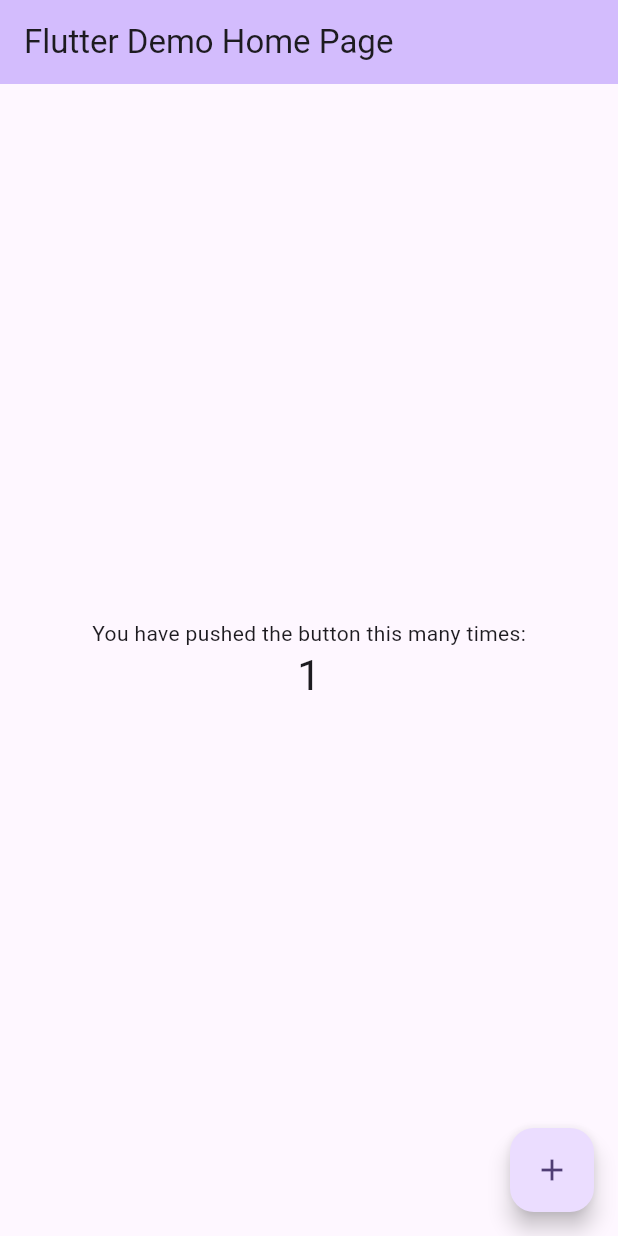
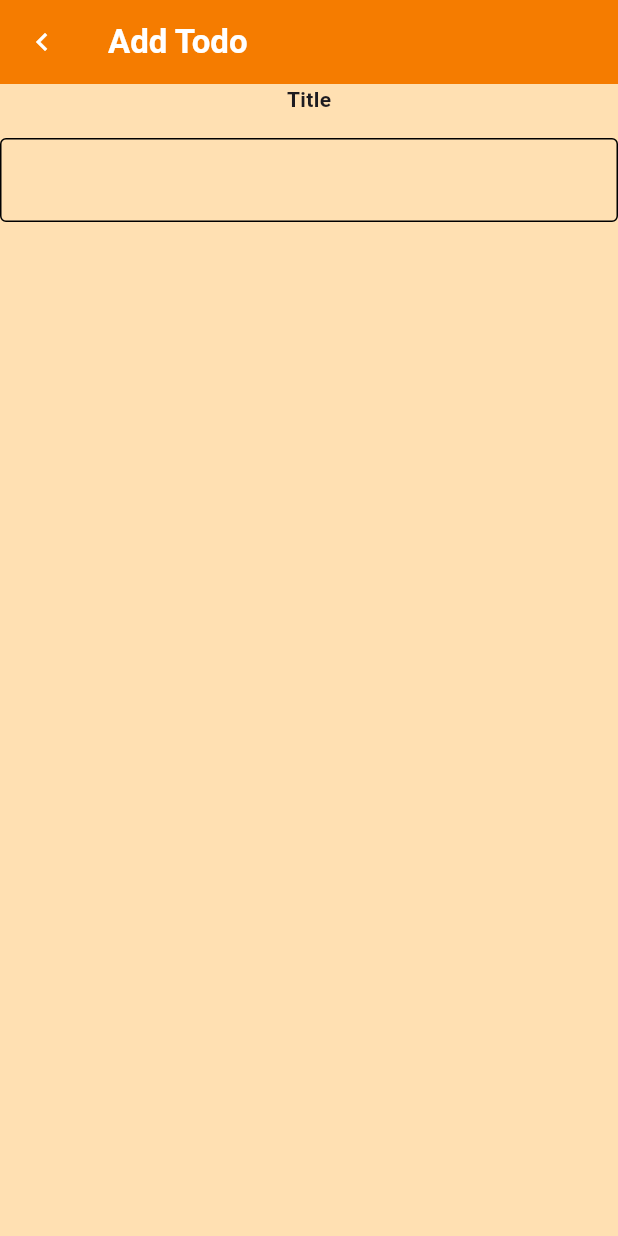
Before and after one commit to ajayrana78767/Todo-Application, a Flutter app: the screen it shows after launch, after a tap on the "add" icon, on a phone screen of 412 x 824 dp. Run offline on Flutter 3.47's test engine with Material 3 defaults, Android fonts, the phone set to English and light mode, and no system bars.

Commit message:
feat(todo): Add basic UI for add-todo and list screen
- Created initial UI for add-todo and todo list screens
- Added MyAppTextField widget as a reusable component
- Defined Todo model
- Set up theme in core/theme.dart
- Organized screens and widgets into respective folders

Note: Further UI improvements and refinements are needed.

```diff
--- /dev/null
+++ b/lib/core/theme.dart
@@ -0,0 +1,15 @@
+import 'package:flutter/material.dart';
+
+ThemeData appTheme = ThemeData(
+  scaffoldBackgroundColor: Colors.orange[100],
+  iconButtonTheme: IconButtonThemeData(
+    style: ButtonStyle(
+      iconColor: WidgetStatePropertyAll(Colors.white),
+      minimumSize: WidgetStatePropertyAll(Size(25, 25)),
+    ),
+  ),
+  floatingActionButtonTheme: FloatingActionButtonThemeData(
+    backgroundColor: Colors.black,
+    foregroundColor: Colors.white,
+  ),
+);
--- a/lib/main.dart
+++ b/lib/main.dart
@@ -1,4 +1,6 @@
 import 'package:flutter/material.dart';
+import 'package:todo_application/core/theme.dart';
+import 'package:todo_application/screens/todo_list_screen.dart';
 
 void main() {
   runApp(const MyApp());
@@ -11,112 +13,8 @@ class MyApp extends StatelessWidget {
   @override
   Widget build(BuildContext context) {
     return MaterialApp(
-      title: 'Flutter Demo',
-      theme: ThemeData(
-        // This is the theme of your application.
-        //
-        // TRY THIS: Try running your application with "flutter run". You'll see
-        // the application has a purple toolbar. Then, without quitting the app,
-        // try changing the seedColor in the colorScheme below to Colors.green
-        // and then invoke "hot reload" (save your changes or press the "hot
-        // reload" button in a Flutter-supported IDE, or press "r" if you used
-        // the command line to start the app).
-        //
-        // Notice that the counter didn't reset back to zero; the application
-        // state is not lost during the reload. To reset the state, use hot
-        // restart instead.
-        //
-        // This works for code too, not just values: Most code changes can be
-        // tested with just a hot reload.
-        colorScheme: ColorScheme.fromSeed(seedColor: Colors.deepPurple),
-      ),
-      home: const MyHomePage(title: 'Flutter Demo Home Page'),
-    );
+      debugShowCheckedModeBanner: false,
+      theme: appTheme,
+      title: 'Flutter Demo', home: TodoListScreen());
   }
 }
-
-class MyHomePage extends StatefulWidget {
-  const MyHomePage({super.key, required this.title});
-
-  // This widget is the home page of your application. It is stateful, meaning
-  // that it has a State object (defined below) that contains fields that affect
-  // how it looks.
-
-  // This class is the configuration for the state. It holds the values (in this
-  // case the title) provided by the parent (in this case the App widget) and
-  // used by the build method of the State. Fields in a Widget subclass are
-  // always marked "final".
-
-  final String title;
-
-  @override
-  State<MyHomePage> createState() => _MyHomePageState();
-}
-
-class _MyHomePageState extends State<MyHomePage> {
-  int _counter = 0;
-
-  void _incrementCounter() {
-    setState(() {
-      // This call to setState tells the Flutter framework that something has
-      // changed in this State, which causes it to rerun the build method below
-      // so that the display can reflect the updated values. If we changed
-      // _counter without calling setState(), then the build method would not be
-      // called again, and so nothing would appear to happen.
-      _counter++;
-    });
-  }
-
-  @override
-  Widget build(BuildContext context) {
-    // This method is rerun every time setState is called, for instance as done
-    // by the _incrementCounter method above.
-    //
-    // The Flutter framework has been optimized to make rerunning build methods
-    // fast, so that you can just rebuild anything that needs updating rather
-    // than having to individually change instances of widgets.
-    return Scaffold(
-      appBar: AppBar(
-        // TRY THIS: Try changing the color here to a specific color (to
-        // Colors.amber, perhaps?) and trigger a hot reload to see the AppBar
-        // change color while the other colors stay the same.
-        backgroundColor: Theme.of(context).colorScheme.inversePrimary,
-        // Here we take the value from the MyHomePage object that was created by
-        // the App.build method, and use it to set our appbar title.
-        title: Text(widget.title),
-      ),
-      body: Center(
-        // Center is a layout widget. It takes a single child and positions it
-        // in the middle of the parent.
-        child: Column(
-          // Column is also a layout widget. It takes a list of children and
-          // arranges them vertically. By default, it sizes itself to fit its
-          // children horizontally, and tries to be as tall as its parent.
-          //
-          // Column has various properties to control how it sizes itself and
-          // how it positions its children. Here we use mainAxisAlignment to
-          // center the children vertically; the main axis here is the vertical
-          // axis because Columns are vertical (the cross axis would be
-          // horizontal).
-          //
-          // TRY THIS: Invoke "debug painting" (choose the "Toggle Debug Paint"
-          // action in the IDE, or press "p" in the console), to see the
-          // wireframe for each widget.
-          mainAxisAlignment: MainAxisAlignment.center,
-          children: <Widget>[
-            const Text('You have pushed the button this many times:'),
-            Text(
-              '$_counter',
-              style: Theme.of(context).textTheme.headlineMedium,
-            ),
-          ],
-        ),
-      ),
-      floatingActionButton: FloatingActionButton(
-        onPressed: _incrementCounter,
-        tooltip: 'Increment',
-        child: const Icon(Icons.add),
-      ), // This trailing comma makes auto-formatting nicer for build methods.
-    );
-  }
-}
--- /dev/null
+++ b/lib/models/todo_model.dart
@@ -0,0 +1,11 @@
+class TodoModel {
+  final int count;
+  final String title;
+  final String description;
+
+  const TodoModel({
+    required this.count,
+    required this.title,
+    required this.description,
+  });
+}
--- /dev/null
+++ b/lib/screens/add_todo_screen.dart
@@ -0,0 +1,35 @@
+import 'package:flutter/material.dart';
+import 'package:todo_application/widgets/my_app_text_field.dart';
+
+class AddTodoScreen extends StatefulWidget {
+  const AddTodoScreen({super.key});
+
+  @override
+  State<AddTodoScreen> createState() => _AddTodoScreenState();
+}
+
+class _AddTodoScreenState extends State<AddTodoScreen> {
+  @override
+  Widget build(BuildContext context) {
+    return Scaffold(
+      appBar: AppBar(
+        backgroundColor: Colors.orange[700],
+        title: Text(
+          'Add Todo',
+          style: TextStyle(color: Colors.white, fontWeight: FontWeight.bold),
+        ),
+        leading: IconButton(
+          onPressed: () {
+            Navigator.pop(context);
+          },
+          icon: Icon(Icons.navigate_before),
+        ),
+      ),
+      body: Column(
+        children: [
+          MyAppTextField(label: 'Title',)
+        ],
+      ),
+    );
+  }
+}
--- /dev/null
+++ b/lib/screens/todo_list_screen.dart
@@ -0,0 +1,59 @@
+import 'package:flutter/material.dart';
+import 'package:todo_application/screens/add_todo_screen.dart';
+
+class TodoListScreen extends StatefulWidget {
+  const TodoListScreen({super.key});
+  @override
+  State<TodoListScreen> createState() => _TodoListScreenState();
+}
+
+class _TodoListScreenState extends State<TodoListScreen> {
+  @override
+  Widget build(BuildContext context) {
+    return Scaffold(
+      appBar: AppBar(
+        backgroundColor: Colors.orange[700],
+        title: Text(
+          'Todo List',
+          style: TextStyle(color: Colors.white, fontWeight: FontWeight.bold),
+        ),
+      ),
+      body: ListView.builder(
+        itemCount: 2,
+        itemBuilder: (context, index) => Container(
+          margin: EdgeInsets.all(16),
+          decoration: BoxDecoration(
+            color: Colors.white,
+            boxShadow: [
+              BoxShadow(
+                color: Colors.black.withOpacity(.25),
+                offset: Offset(0, 4),
+                spreadRadius: 0,
+              ),
+            ],
+          ),
+          child: ListTile(
+            leading: CircleAvatar(
+              backgroundColor: Colors.black,
+              child: Text('0', style: TextStyle(color: Colors.white)),
+            ),
+            title: Text('Title', style: TextStyle(fontWeight: FontWeight.bold)),
+            subtitle: Text(
+              'Body..................',
+              style: TextStyle(fontWeight: FontWeight.bold),
+            ),
+          ),
+        ),
+      ),
+      floatingActionButton: FloatingActionButton(
+        onPressed: () {
+          Navigator.push(
+            context,
+            MaterialPageRoute(builder: (context) => AddTodoScreen()),
+          );
+        },
+        child: Icon(Icons.add),
+      ),
+    );
+  }
+}
--- /dev/null
+++ b/lib/widgets/my_app_text_field.dart
@@ -0,0 +1,23 @@
+import 'package:flutter/material.dart';
+
+class MyAppTextField extends StatelessWidget {
+  final String label;
+  const MyAppTextField({super.key,required this.label});
+
+  @override
+  Widget build(BuildContext context) {
+    return Column(
+      children: [
+        Text(label,style: TextStyle(fontWeight: FontWeight.bold),),
+        SizedBox(height: 16,),
+        TextFormField(
+          decoration: InputDecoration(
+            enabledBorder: OutlineInputBorder(),
+            disabledBorder: OutlineInputBorder(),
+            focusedBorder: OutlineInputBorder(),
+          ),
+        ),
+      ],
+    );
+  }
+}
```
Also changed, not shown: 148 other files.
